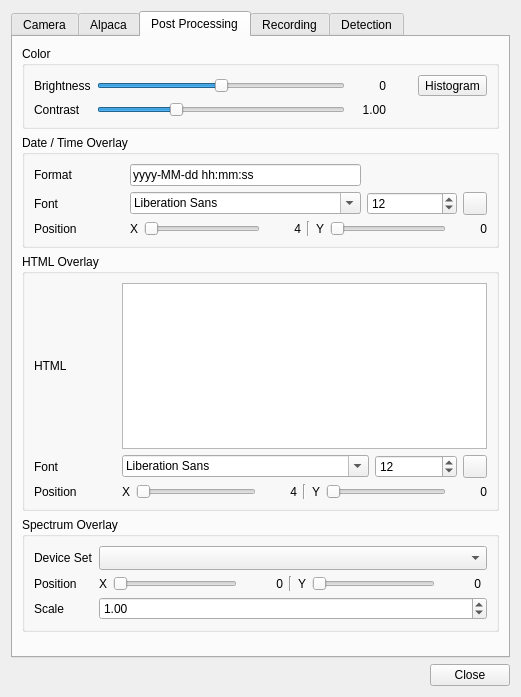
Old version of the form plugins/feature/camera/camerasettingsdialog.ui in the repository srcejon/sdrangel.
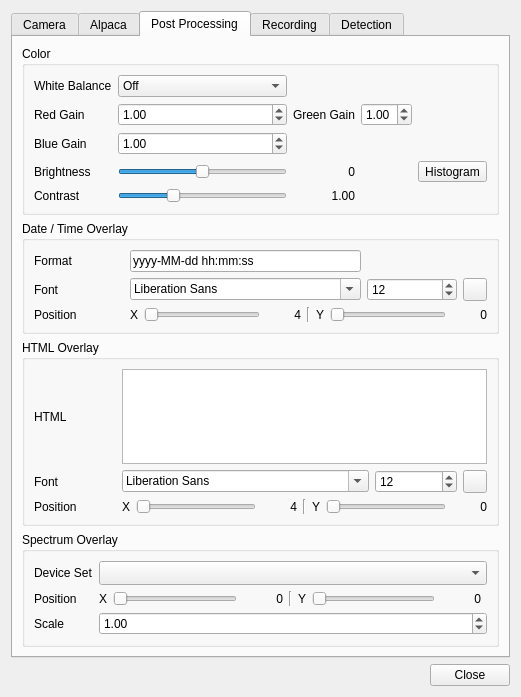
New version of the form. Icons and pictures are not drawn.

Commit message: Add camera post-process white balance

The edit to the form file:
```diff
--- a/plugins/feature/camera/camerasettingsdialog.ui
+++ b/plugins/feature/camera/camerasettingsdialog.ui
@@ -637,6 +637,122 @@
           <string>Color</string>
          </property>
          <layout class="QGridLayout" name="gridLayout_6">
+          <item row="0" column="0">
+           <widget class="QLabel" name="postProcessWhiteBalanceModeLabel">
+            <property name="text">
+             <string>White Balance</string>
+            </property>
+           </widget>
+          </item>
+          <item row="0" column="1">
+           <widget class="QComboBox" name="postProcessWhiteBalanceModeCombo">
+            <property name="toolTip">
+             <string>Post-processing white balance mode</string>
+            </property>
+            <item>
+             <property name="text">
+              <string>Off</string>
+             </property>
+            </item>
+            <item>
+             <property name="text">
+              <string>Auto</string>
+             </property>
+            </item>
+            <item>
+             <property name="text">
+              <string>Manual</string>
+             </property>
+            </item>
+           </widget>
+          </item>
+          <item row="1" column="0">
+           <widget class="QLabel" name="postProcessWhiteBalanceRedGainLabel">
+            <property name="text">
+             <string>Red Gain</string>
+            </property>
+           </widget>
+          </item>
+          <item row="1" column="1">
+           <widget class="QDoubleSpinBox" name="postProcessWhiteBalanceRedGainSpin">
+            <property name="toolTip">
+             <string>Manual white-balance red gain</string>
+            </property>
+            <property name="decimals">
+             <number>2</number>
+            </property>
+            <property name="minimum">
+             <double>0.100000000000000</double>
+            </property>
+            <property name="maximum">
+             <double>8.000000000000000</double>
+            </property>
+            <property name="singleStep">
+             <double>0.050000000000000</double>
+            </property>
+            <property name="value">
+             <double>1.000000000000000</double>
+            </property>
+           </widget>
+          </item>
+          <item row="1" column="2">
+           <widget class="QLabel" name="postProcessWhiteBalanceGreenGainLabel">
+            <property name="text">
+             <string>Green Gain</string>
+            </property>
+           </widget>
+          </item>
+          <item row="1" column="3">
+           <widget class="QDoubleSpinBox" name="postProcessWhiteBalanceGreenGainSpin">
+            <property name="toolTip">
+             <string>Manual white-balance green gain</string>
+            </property>
+            <property name="decimals">
+             <number>2</number>
+            </property>
+            <property name="minimum">
+             <double>0.100000000000000</double>
+            </property>
+            <property name="maximum">
+             <double>8.000000000000000</double>
+            </property>
+            <property name="singleStep">
+             <double>0.050000000000000</double>
+            </property>
+            <property name="value">
+             <double>1.000000000000000</double>
+            </property>
+           </widget>
+          </item>
+          <item row="2" column="0">
+           <widget class="QLabel" name="postProcessWhiteBalanceBlueGainLabel">
+            <property name="text">
+             <string>Blue Gain</string>
+            </property>
+           </widget>
+          </item>
+          <item row="2" column="1">
+           <widget class="QDoubleSpinBox" name="postProcessWhiteBalanceBlueGainSpin">
+            <property name="toolTip">
+             <string>Manual white-balance blue gain</string>
+            </property>
+            <property name="decimals">
+             <number>2</number>
+            </property>
+            <property name="minimum">
+             <double>0.100000000000000</double>
+            </property>
+            <property name="maximum">
+             <double>8.000000000000000</double>
+            </property>
+            <property name="singleStep">
+             <double>0.050000000000000</double>
+            </property>
+            <property name="value">
+             <double>1.000000000000000</double>
+            </property>
+           </widget>
+          </item>
           <item row="3" column="2">
            <widget class="QLabel" name="brightnessValue">
             <property name="minimumSize">
```
The commit also changes 9 other files.
